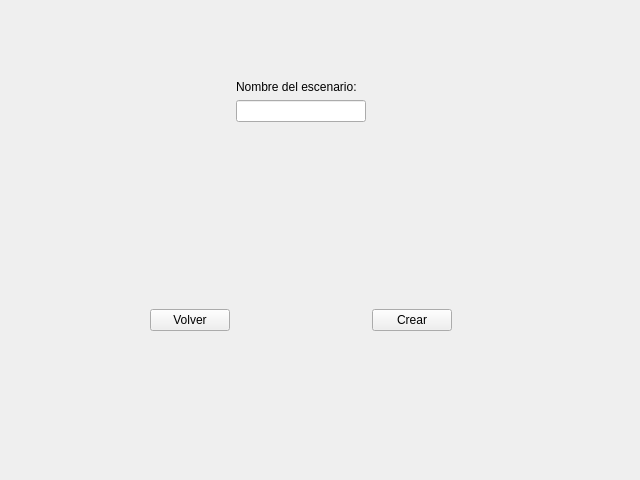
Before: the Qt Designer form sql_judge/view/qt_view/new_scene_menu_view.ui in r4ulill0/gui_dbjudge, drawn with Qt 5.
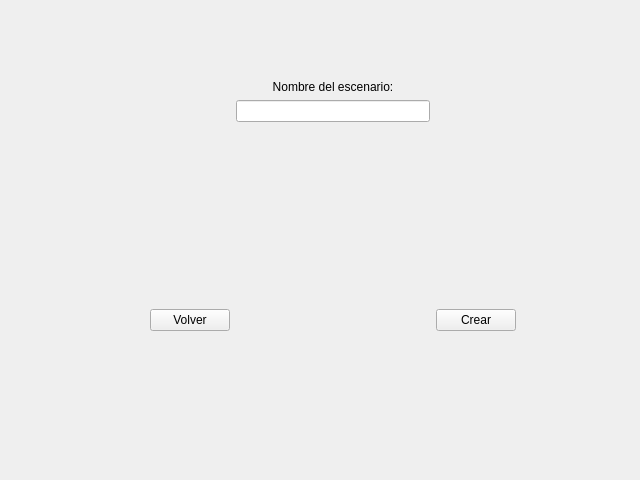
After: the same form once the commit is applied.

Commit message: centered scene name label

What changed in the file:
```diff
--- a/sql_judge/view/qt_view/new_scene_menu_view.ui
+++ b/sql_judge/view/qt_view/new_scene_menu_view.ui
@@ -18,7 +18,7 @@
     <rect>
      <x>150</x>
      <y>80</y>
-     <width>302</width>
+     <width>366</width>
      <height>251</height>
     </rect>
    </property>
@@ -26,13 +26,6 @@
     <item row="1" column="1">
      <widget class="QLineEdit" name="scene_name_input_text"/>
     </item>
-    <item row="0" column="1">
-     <widget class="QLabel" name="scene_name_label">
-      <property name="text">
-       <string>Nombre del escenario:</string>
-      </property>
-     </widget>
-    </item>
     <item row="5" column="0">
      <widget class="QPushButton" name="return_button">
       <property name="text">
@@ -48,7 +41,7 @@
       <property name="sizeHint" stdset="0">
        <size>
         <width>20</width>
-        <height>40</height>
+        <height>30</height>
        </size>
       </property>
      </spacer>
@@ -77,6 +70,25 @@
      <widget class="QLabel" name="extra_info_label">
       <property name="text">
        <string/>
+      </property>
+      <property name="alignment">
+       <set>Qt::AlignJustify|Qt::AlignTop</set>
+      </property>
+      <property name="margin">
+       <number>20</number>
+      </property>
+      <property name="indent">
+       <number>-1</number>
+      </property>
+     </widget>
+    </item>
+    <item row="0" column="0" colspan="3">
+     <widget class="QLabel" name="scene_name_label">
+      <property name="text">
+       <string>Nombre del escenario:</string>
+      </property>
+      <property name="alignment">
+       <set>Qt::AlignCenter</set>
       </property>
      </widget>
     </item>
```
The commit also changes 1 other file.
